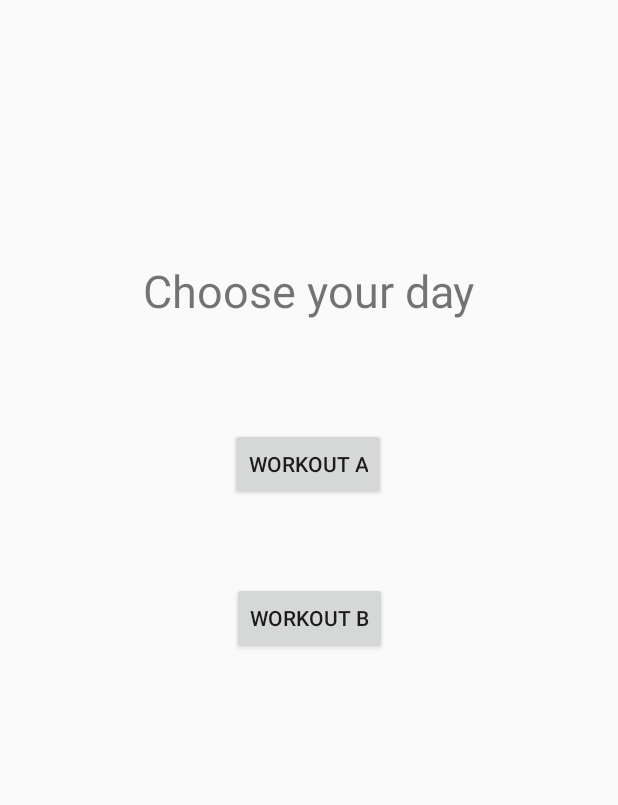
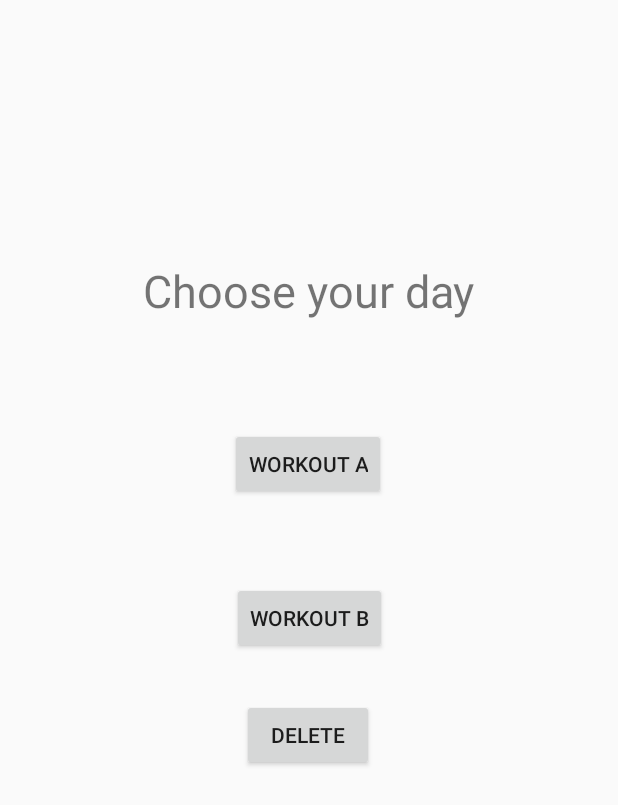
Before and after one commit to sisva18/AndroidBeta, an Android app: the WorkoutsActivity screen opened directly, with no data from a screen before it, on a phone screen of 412 x 824 dp. Shown: the top 805 px of the screen. Run offline under Robolectric (Android 15) with nearby library versions, the phone set to English and light mode, and no system bars.

Commit message:
deleteall implemented

```diff
--- a/AndroidProject-master/app/src/main/java/com/example/a5x5prototype/WorkoutsActivity.java
+++ b/AndroidProject-master/app/src/main/java/com/example/a5x5prototype/WorkoutsActivity.java
@@ -18,7 +18,7 @@ import android.widget.Button;
 
 public class WorkoutsActivity extends AppCompatActivity {
 
-
+    DatabaseHelper mDatabaseHelper = new DatabaseHelper(this);
 
     @Override
     protected void onCreate(Bundle savedInstanceState) {
@@ -31,6 +31,13 @@ public class WorkoutsActivity extends AppCompatActivity {
             }
         });
 
+        ((Button) findViewById(R.id.deleteAll)).setOnClickListener(new View.OnClickListener() {
+            @Override
+            public void onClick(View v) {
+                delete();
+            }
+        });
+
     }
 
     private void WorkoutIntent(){
@@ -38,4 +45,8 @@ public class WorkoutsActivity extends AppCompatActivity {
         startActivity(intent);
     }
 
+    private void delete(){
+        mDatabaseHelper.deletaALl();
+    }
+
 }
--- a/AndroidProject-master/app/src/main/res/layout/activity_workouts.xml
+++ b/AndroidProject-master/app/src/main/res/layout/activity_workouts.xml
@@ -31,6 +31,7 @@
         app:layout_constraintTop_toTopOf="parent"
         app:layout_constraintVertical_bias="0.368" />
 
+
     <Button
         android:id="@+id/workoutB"
         android:layout_width="wrap_content"
@@ -41,6 +42,17 @@
         app:layout_constraintLeft_toLeftOf="parent"
         app:layout_constraintRight_toRightOf="parent"/>
 
+    <Button
+        android:id="@+id/deleteAll"
+        android:layout_width="wrap_content"
+        android:layout_height="wrap_content"
+        android:text="delete"
+        app:layout_constraintBottom_toBottomOf="parent"
+        app:layout_constraintHorizontal_bias="0.498"
+        app:layout_constraintLeft_toLeftOf="parent"
+        app:layout_constraintRight_toRightOf="parent"
+        app:layout_constraintTop_toTopOf="@+id/workoutA"
+        app:layout_constraintVertical_bias="0.368" />
 
 
 
```
Also changed, not shown: AndroidProject-master/app/src/main/java/com/example/a5x5prototype/DatabaseHelper.java (+16 -0 lines).
